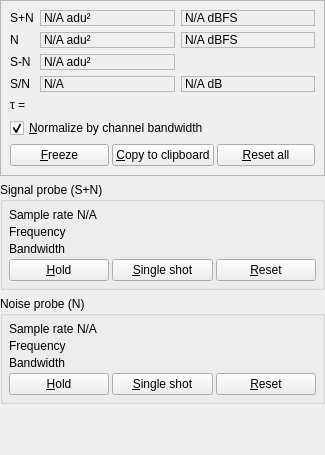
BatchDrake/AmateurDSN, file SNRTool.ui: the form before one commit.
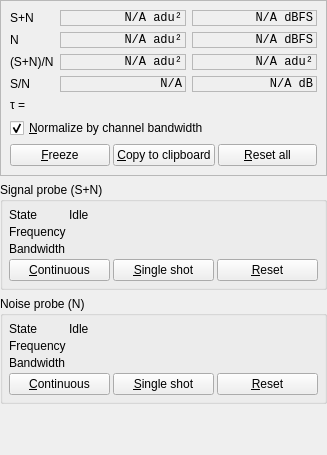
The form after the commit. Custom widgets are drawn as their Qt base class.

The edit to the form file:
```diff
--- a/SNRTool.ui
+++ b/SNRTool.ui
@@ -6,7 +6,7 @@
    <rect>
     <x>0</x>
     <y>0</y>
-    <width>325</width>
+    <width>327</width>
     <height>455</height>
    </rect>
   </property>
@@ -113,7 +113,7 @@
          <item row="0" column="0">
           <widget class="QPushButton" name="pushButton_3">
            <property name="text">
-            <string>&amp;Hold</string>
+            <string>&amp;Continuous</string>
            </property>
            <property name="checkable">
             <bool>true</bool>
@@ -139,14 +139,14 @@
          </sizepolicy>
         </property>
         <property name="text">
-         <string>Sample rate</string>
+         <string>State</string>
         </property>
        </widget>
       </item>
       <item row="0" column="1" colspan="2">
        <widget class="QLabel" name="label_8">
         <property name="text">
-         <string>N/A</string>
+         <string>Idle</string>
         </property>
        </widget>
       </item>
@@ -170,26 +170,42 @@
        </widget>
       </item>
       <item row="0" column="1">
-       <widget class="QLabel" name="label_17">
+       <widget class="QLabel" name="spnLabel">
+        <property name="font">
+         <font>
+          <family>Monospace</family>
+         </font>
+        </property>
         <property name="frameShape">
          <enum>QFrame::StyledPanel</enum>
         </property>
         <property name="text">
          <string>N/A adu²</string>
         </property>
+        <property name="alignment">
+         <set>Qt::AlignRight|Qt::AlignTrailing|Qt::AlignVCenter</set>
+        </property>
         <property name="textInteractionFlags">
          <set>Qt::LinksAccessibleByMouse|Qt::TextSelectableByKeyboard</set>
         </property>
        </widget>
       </item>
       <item row="0" column="2">
-       <widget class="QLabel" name="label_18">
+       <widget class="QLabel" name="spnDbLabel">
+        <property name="font">
+         <font>
+          <family>Monospace</family>
+         </font>
+        </property>
         <property name="frameShape">
          <enum>QFrame::StyledPanel</enum>
         </property>
         <property name="text">
          <string>N/A dBFS</string>
         </property>
+        <property name="alignment">
+         <set>Qt::AlignRight|Qt::AlignTrailing|Qt::AlignVCenter</set>
+        </property>
         <property name="textInteractionFlags">
          <set>Qt::LinksAccessibleByMouse|Qt::TextSelectableByKeyboard</set>
         </property>
@@ -203,26 +219,42 @@
        </widget>
       </item>
       <item row="1" column="1">
-       <widget class="QLabel" name="label_19">
+       <widget class="QLabel" name="nLabel">
+        <property name="font">
+         <font>
+          <family>Monospace</family>
+         </font>
+        </property>
         <property name="frameShape">
          <enum>QFrame::StyledPanel</enum>
         </property>
         <property name="text">
          <string>N/A adu²</string>
         </property>
+        <property name="alignment">
+         <set>Qt::AlignRight|Qt::AlignTrailing|Qt::AlignVCenter</set>
+        </property>
         <property name="textInteractionFlags">
          <set>Qt::LinksAccessibleByMouse|Qt::TextSelectableByKeyboard</set>
         </property>
        </widget>
       </item>
       <item row="1" column="2">
-       <widget class="QLabel" name="label_20">
+       <widget class="QLabel" name="nDbLabel">
+        <property name="font">
+         <font>
+          <family>Monospace</family>
+         </font>
+        </property>
         <property name="frameShape">
          <enum>QFrame::StyledPanel</enum>
         </property>
         <property name="text">
          <string>N/A dBFS</string>
         </property>
+        <property name="alignment">
+         <set>Qt::AlignRight|Qt::AlignTrailing|Qt::AlignVCenter</set>
+        </property>
         <property name="textInteractionFlags">
          <set>Qt::LinksAccessibleByMouse|Qt::TextSelectableByKeyboard</set>
         </property>
@@ -237,17 +269,46 @@
          </sizepolicy>
         </property>
         <property name="text">
-         <string>S-N</string>
+         <string>(S+N)/N</string>
         </property>
        </widget>
       </item>
       <item row="2" column="1">
-       <widget class="QLabel" name="label_11">
+       <widget class="QLabel" name="snnrLabel">
+        <property name="font">
+         <font>
+          <family>Monospace</family>
+         </font>
+        </property>
         <property name="frameShape">
          <enum>QFrame::StyledPanel</enum>
         </property>
         <property name="text">
          <string>N/A adu²</string>
+        </property>
+        <property name="alignment">
+         <set>Qt::AlignRight|Qt::AlignTrailing|Qt::AlignVCenter</set>
+        </property>
+        <property name="textInteractionFlags">
+         <set>Qt::LinksAccessibleByMouse|Qt::TextSelectableByKeyboard</set>
+        </property>
+       </widget>
+      </item>
+      <item row="2" column="2">
+       <widget class="QLabel" name="snnrDbLabel">
+        <property name="font">
+         <font>
+          <family>Monospace</family>
+         </font>
+        </property>
+        <property name="frameShape">
+         <enum>QFrame::StyledPanel</enum>
+        </property>
+        <property name="text">
+         <string>N/A adu²</string>
+        </property>
+        <property name="alignment">
+         <set>Qt::AlignRight|Qt::AlignTrailing|Qt::AlignVCenter</set>
         </property>
         <property name="textInteractionFlags">
          <set>Qt::LinksAccessibleByMouse|Qt::TextSelectableByKeyboard</set>
@@ -268,26 +329,42 @@
        </widget>
       </item>
       <item row="3" column="1">
-       <widget class="QLabel" name="label_13">
+       <widget class="QLabel" name="snrLabel">
+        <property name="font">
+         <font>
+          <family>Monospace</family>
+         </font>
+        </property>
         <property name="frameShape">
          <enum>QFrame::StyledPanel</enum>
         </property>
         <property name="text">
          <string>N/A</string>
         </property>
+        <property name="alignment">
+         <set>Qt::AlignRight|Qt::AlignTrailing|Qt::AlignVCenter</set>
+        </property>
         <property name="textInteractionFlags">
          <set>Qt::LinksAccessibleByMouse|Qt::TextSelectableByKeyboard</set>
         </property>
        </widget>
       </item>
       <item row="3" column="2">
-       <widget class="QLabel" name="label_12">
+       <widget class="QLabel" name="snrDbLabel">
+        <property name="font">
+         <font>
+          <family>Monospace</family>
+         </font>
+        </property>
         <property name="frameShape">
          <enum>QFrame::StyledPanel</enum>
         </property>
         <property name="text">
          <string>N/A dB</string>
         </property>
+        <property name="alignment">
+         <set>Qt::AlignRight|Qt::AlignTrailing|Qt::AlignVCenter</set>
+        </property>
         <property name="textInteractionFlags">
          <set>Qt::LinksAccessibleByMouse|Qt::TextSelectableByKeyboard</set>
         </property>
@@ -467,7 +544,7 @@
          <item row="0" column="0">
           <widget class="QPushButton" name="pushButton">
            <property name="text">
-            <string>&amp;Hold</string>
+            <string>&amp;Continuous</string>
            </property>
            <property name="checkable">
             <bool>true</bool>
@@ -493,14 +570,14 @@
          </sizepolicy>
         </property>
         <property name="text">
-         <string>Sample rate</string>
+         <string>State</string>
         </property>
        </widget>
       </item>
       <item row="0" column="1" colspan="2">
        <widget class="QLabel" name="label_4">
         <property name="text">
-         <string>N/A</string>
+         <string>Idle</string>
         </property>
        </widget>
       </item>
```
Left out of the diff: 52 changed lines with no effect on the pictures.
